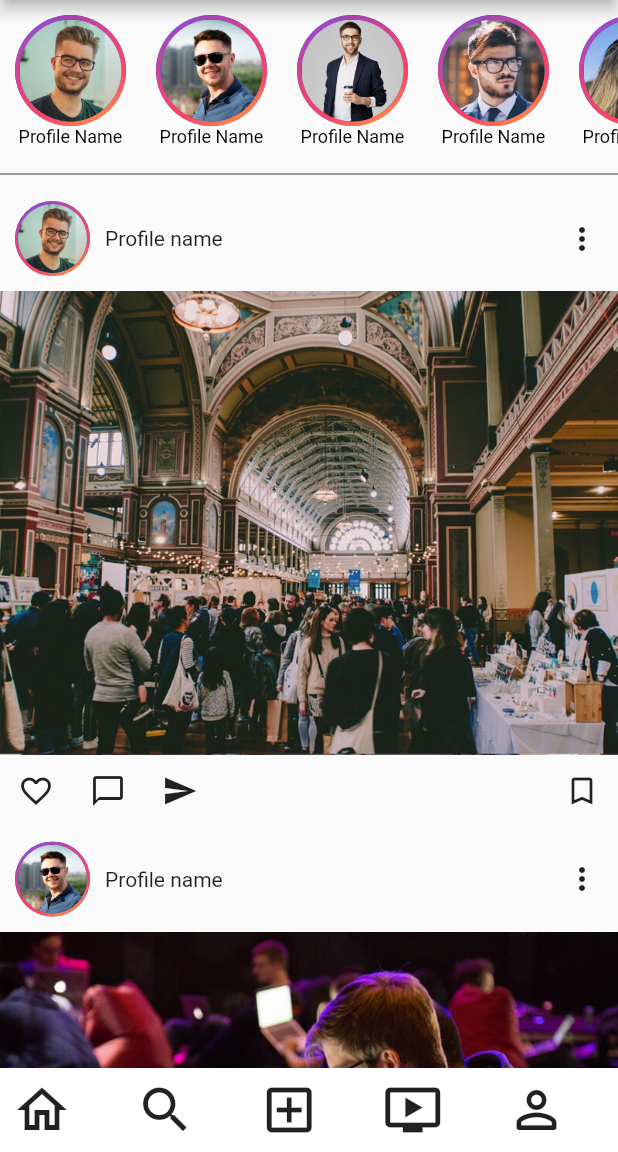
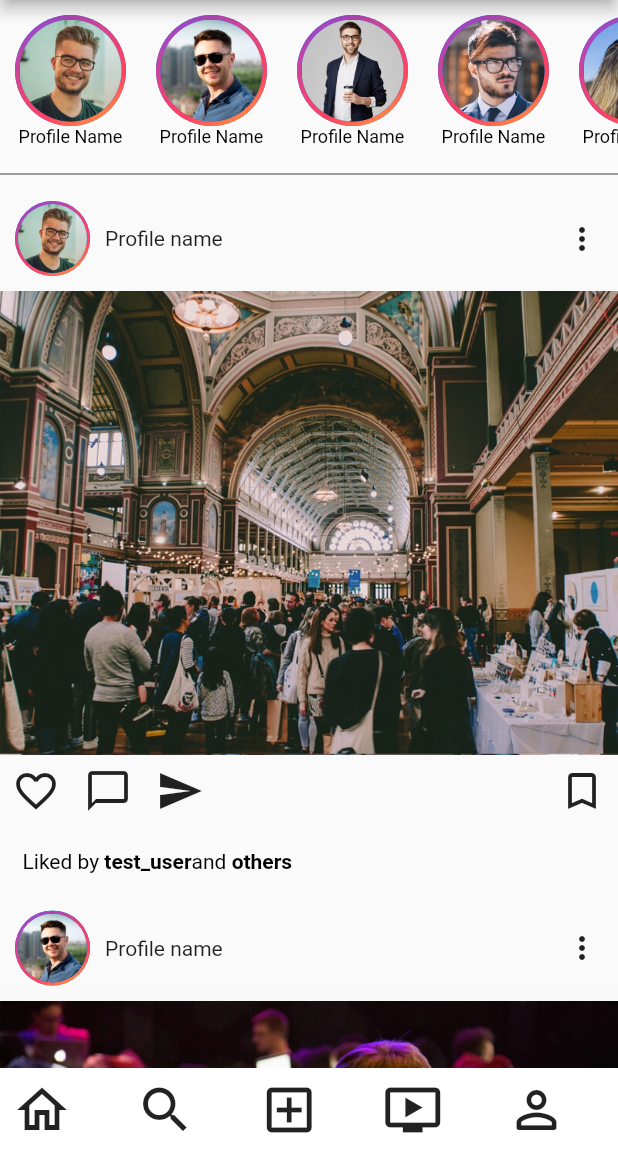
Before and after one commit to MoriKeli/instgram_app_clone, a Flutter app: the screen it shows after launch, on a phone screen of 412 x 824 dp, the part 84-1236 px from its top. Run offline on Flutter 3.47's test engine with Material 2 defaults, Android fonts, the light colour scheme and no system bars.

Commit message:
added liked by section

```diff
--- a/lib/screens/homepage.dart
+++ b/lib/screens/homepage.dart
@@ -88,6 +88,7 @@ class _HomepageState extends State<Homepage> {
               children: List.generate(
                 2,
                 (index) => Column(
+                  crossAxisAlignment: CrossAxisAlignment.start,
                   children: [
                     //  Header
                     Row(
@@ -115,22 +116,40 @@ class _HomepageState extends State<Homepage> {
                     Row(
                       children: [
                         IconButton(
-                            icon: Icon(Icons.favorite_border),
-                            onPressed: () {}
-                        ),
+                            icon: Icon(Icons.favorite_border, size: 32.0),
+                            onPressed: () {}),
                         IconButton(
-                            icon: Icon(Icons.chat_bubble_outline_outlined),
-                            onPressed: () {}
-                        ),IconButton(
-                            icon: Icon(Icons.send),
-                            onPressed: () {}
-                        ),
+                            icon: Icon(Icons.chat_bubble_outline_outlined, size: 32.0),
+                            onPressed: () {}),
+                        IconButton(icon: Icon(Icons.send, size: 32.0), onPressed: () {}),
                         Spacer(),
                         IconButton(
-                            icon: Icon(Icons.bookmark_border),
-                            onPressed: () {}
-                        ),
+                            icon: Icon(Icons.bookmark_border, size: 32.0),
+                            onPressed: () {}),
                       ],
+                    ),
+                    Container(
+                      padding: EdgeInsets.all(15.0),
+                      child: Column(
+                        children: [
+                          RichText(
+                            text: TextSpan(
+                                style: TextStyle(color: Colors.black),
+                                children: [
+                                  TextSpan(text: "Liked by "),
+                                  TextSpan(
+                                      text: "test_user",
+                                      style: TextStyle(
+                                        fontWeight: FontWeight.bold,
+                                      ),
+                                  ),
+                                  TextSpan(text: "and "),
+                                  TextSpan(text: "others", style: TextStyle(fontWeight: FontWeight.bold)),
+
+                                ]),
+                          )
+                        ],
+                      ),
                     )
                   ],
                 ),
```
